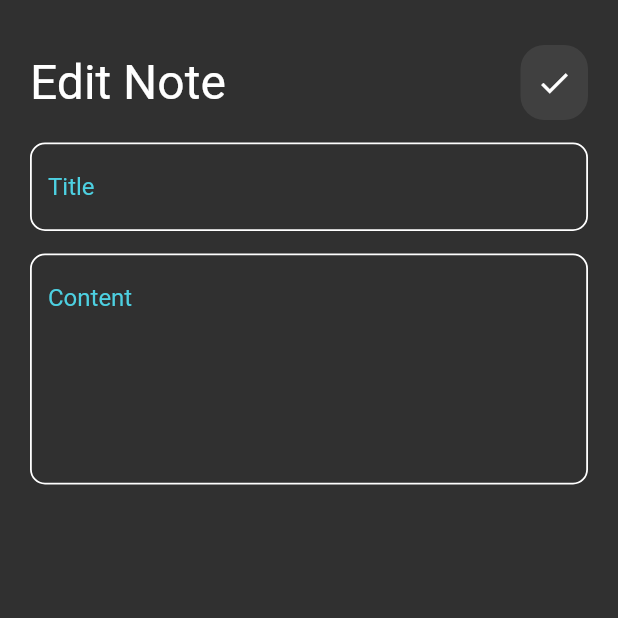
After one commit to Omar99323/Notes-app, a Flutter app: the screen it shows after launch, after a tap on "Flutter tips", on a phone screen of 412 x 824 dp, the top half of it. The commit adds this screen. Run offline on Flutter 3.47's test engine with Material 2 defaults, Android fonts, the phone set to English and light mode, and no system bars.

Commit message:
Added edit page

```diff
--- a/lib/main.dart
+++ b/lib/main.dart
@@ -1,4 +1,5 @@
 import 'package:flutter/material.dart';
+import 'package:notes_app/pages/edit_note.dart';
 import 'package:notes_app/pages/homepage.dart';
 
 void main() {
@@ -13,7 +14,11 @@ class Notes extends StatelessWidget {
     return MaterialApp(
       debugShowCheckedModeBanner: false,
       theme: ThemeData.dark(),
-      home: const HomePage(),
+      routes: {
+        HomePage.id :(context) => const HomePage(),
+        EditNotePage.id :(context) => const EditNotePage(),
+      },
+      initialRoute: HomePage.id,
     );
   }
 }
--- /dev/null
+++ b/lib/pages/edit_note.dart
@@ -0,0 +1,32 @@
+import 'package:flutter/material.dart';
+import 'package:notes_app/widgets/custom_txtfield.dart';
+import '../widgets/custombar.dart';
+
+class EditNotePage extends StatelessWidget {
+  const EditNotePage({super.key});
+  static String id = 'second';
+  @override
+  Widget build(BuildContext context) {
+    return Scaffold(
+      body: Padding(
+        padding: const EdgeInsets.symmetric(horizontal: 20),
+        child: Column(
+          children: const [
+            SizedBox(
+              height: 30,
+            ),
+            CustomAppbar(
+              title: 'Edit Note',
+              icon: Icon(Icons.done),
+            ),
+            CustomTextField(hint: 'Title'),
+            CustomTextField(
+              hint: 'Content',
+              linesnumber: 6,
+            ),
+          ],
+        ),
+      ),
+    );
+  }
+}
--- a/lib/pages/homepage.dart
+++ b/lib/pages/homepage.dart
@@ -4,7 +4,7 @@ import 'package:notes_app/widgets/body.dart';
 
 class HomePage extends StatelessWidget {
   const HomePage({super.key});
-
+  static String id='first';
   @override
   Widget build(BuildContext context) {
     return Scaffold(
--- a/lib/widgets/body.dart
+++ b/lib/widgets/body.dart
@@ -14,7 +14,7 @@ class Scaffoldbody extends StatelessWidget {
           const SizedBox(
             height: 30,
           ),
-          const CustomAppbar(),
+          const CustomAppbar(title: 'Notes',icon: Icon(Icons.search),),
           Expanded(
             child: Padding(
               padding: const EdgeInsets.only(bottom: 15),
--- a/lib/widgets/custom_icon.dart
+++ b/lib/widgets/custom_icon.dart
@@ -1,8 +1,8 @@
 import 'package:flutter/material.dart';
 
 class CustomIcon extends StatelessWidget {
-  const CustomIcon({super.key});
-
+  const CustomIcon({super.key, required this.icon});
+  final Icon icon;
   @override
   Widget build(BuildContext context) {
     return Container(
@@ -13,7 +13,7 @@ class CustomIcon extends StatelessWidget {
         color: Colors.white.withOpacity(0.08),
       ),
       child: IconButton(
-        icon: const Icon(Icons.search),
+        icon: icon,
         onPressed: () {},
       ),
     );
--- a/lib/widgets/custom_note.dart
+++ b/lib/widgets/custom_note.dart
@@ -1,11 +1,16 @@
 import 'package:flutter/material.dart';
+import 'package:notes_app/pages/edit_note.dart';
 
 class Note extends StatelessWidget {
   const Note({super.key});
 
   @override
   Widget build(BuildContext context) {
-    return Padding(
+    return GestureDetector(
+      onTap: () {
+        Navigator.pushNamed(context, EditNotePage.id);
+      },
+      child: Padding(
         padding: const EdgeInsets.only(bottom: 10),
         child: Container(
           decoration: BoxDecoration(
@@ -56,6 +61,7 @@ class Note extends StatelessWidget {
             ),
           ),
         ),
+      ),
     );
   }
 }
--- a/lib/widgets/custombar.dart
+++ b/lib/widgets/custombar.dart
@@ -4,20 +4,25 @@ import 'package:notes_app/widgets/custom_icon.dart';
 class CustomAppbar extends StatelessWidget {
   const CustomAppbar({
     Key? key,
+    required this.title,
+    required this.icon,
   }) : super(key: key);
-
+  final String title;
+  final Icon icon;
   @override
   Widget build(BuildContext context) {
     return Row(
       mainAxisAlignment: MainAxisAlignment.spaceBetween,
-      children: const [
+      children: [
         Text(
-          'Notes',
-          style: TextStyle(
+          title,
+          style: const TextStyle(
             fontSize: 32,
           ),
         ),
-        CustomIcon(),
+        CustomIcon(
+          icon: icon,
+        ),
       ],
     );
   }
```
Also changed, not shown: pubspec.lock. Lines whose indentation alone changed are shown as unchanged.
